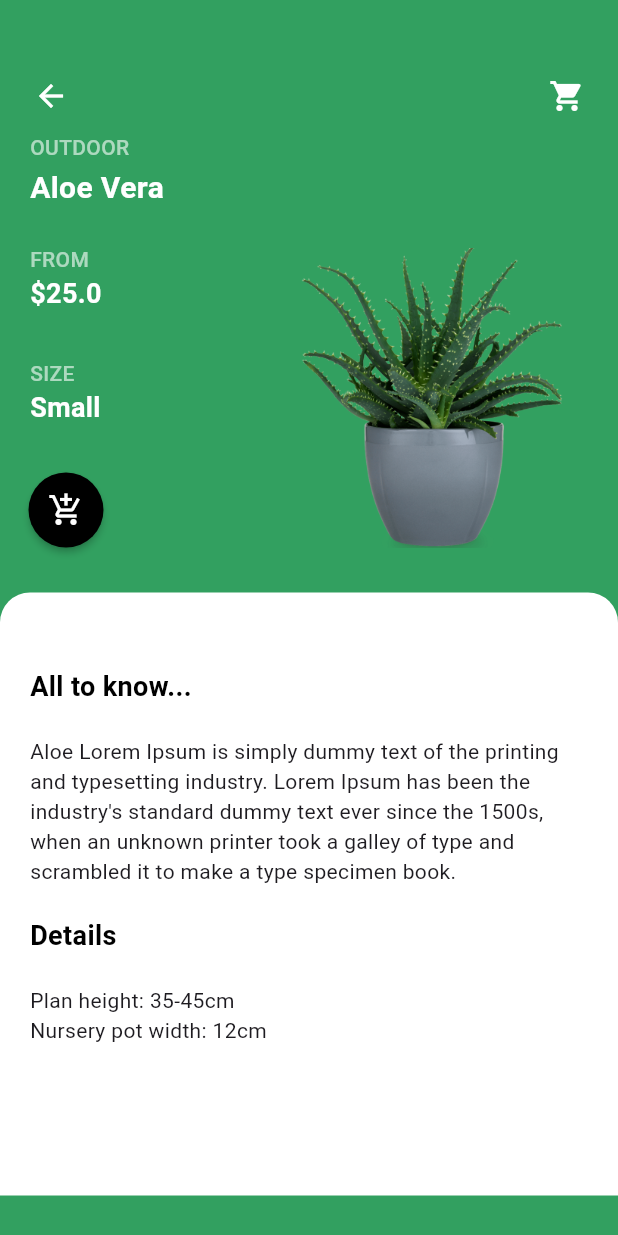
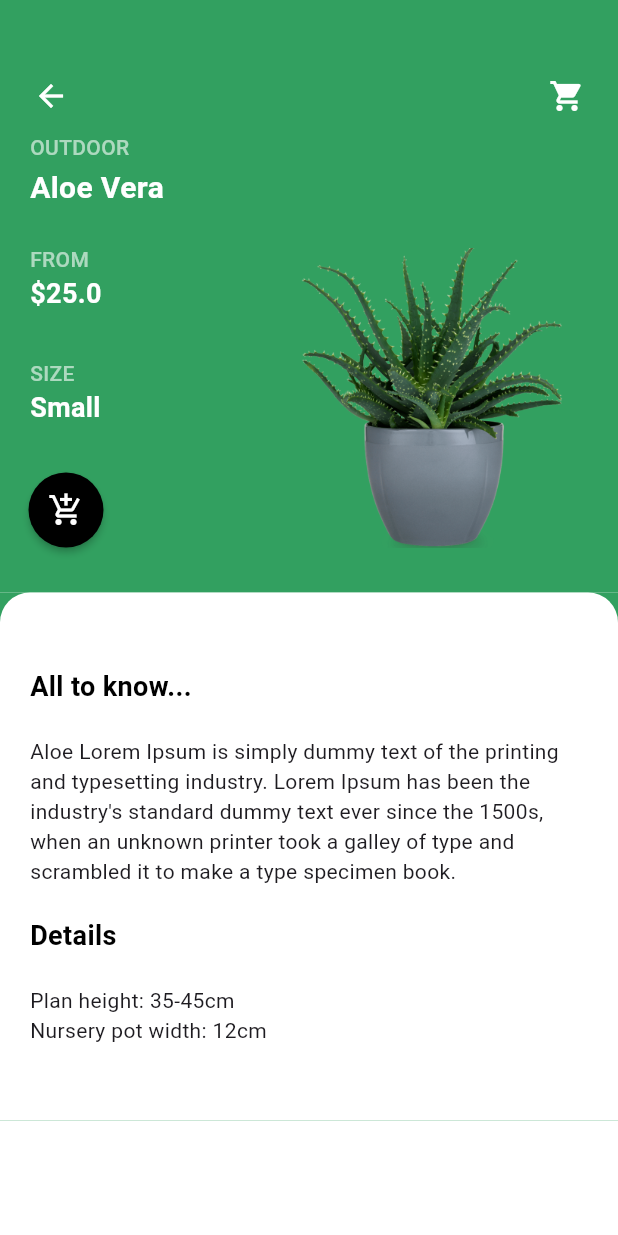
Before and after one commit to Tien25012003/Flutter_PlantShop_FrontEnd, a Flutter app: the screen it shows after launch, after a tap on the "add shopping cart" icon, on a phone screen of 412 x 824 dp. Run offline on Flutter 3.47's test engine with Material 2 defaults, Android fonts, the phone set to English and light mode, and no system bars; our stand-ins replace font_awesome_flutter; missing offline and left inert: dart:ffi.

Commit message:
Complete Detail Screen

```diff
--- a/lib/screens/detail.dart
+++ b/lib/screens/detail.dart
@@ -21,12 +21,17 @@ class _DetailScreenState extends State<DetailScreen> {
   @override
   Widget build(BuildContext context) {
     return Scaffold(
-      backgroundColor: AppColor.green,
+      backgroundColor: Colors.white,
       body: AnnotatedRegion(
         value: const SystemUiOverlayStyle(
             statusBarColor: Colors.transparent,
             statusBarIconBrightness: Brightness.light),
         child: SingleChildScrollView(
+          child: Column(
+            crossAxisAlignment: CrossAxisAlignment.start,
+            children: [
+              Container(
+                color: AppColor.green,
                 child: Column(
                     crossAxisAlignment: CrossAxisAlignment.start,
                     children: [
@@ -58,8 +63,8 @@ class _DetailScreenState extends State<DetailScreen> {
                             style: kTextStyle,
                           )),
                       Padding(
-                  padding:
-                      const EdgeInsets.symmetric(horizontal: 20, vertical: 3),
+                          padding: const EdgeInsets.symmetric(
+                              horizontal: 20, vertical: 3),
                           child: Text(
                             widget.plant.name,
                             style: const TextStyle(
@@ -84,7 +89,8 @@ class _DetailScreenState extends State<DetailScreen> {
                                 Text(widget.plant.size, style: kTitle),
                                 const SizedBox(height: 30),
                                 Container(
-                          transform: Matrix4.translationValues(-20, 0, 0),
+                                  transform:
+                                      Matrix4.translationValues(-20, 0, 0),
                                   child: RawMaterialButton(
                                     padding: const EdgeInsets.all(13),
                                     shape: const CircleBorder(),
@@ -98,19 +104,26 @@ class _DetailScreenState extends State<DetailScreen> {
                                 )
                               ],
                             ),
-                    Image.asset(
+                            Hero(
+                              tag: widget.plant.image,
+                              child: Image.asset(
                                 widget.plant.image,
                                 width: MediaQuery.of(context).size.width * 0.5,
                                 height: 200,
                                 fit: BoxFit.cover,
+                              ),
                             )
                           ],
                         ),
                       ),
                       const SizedBox(height: 30),
-              Container(
+                    ]),
+              ),
+              Material(
+                color: AppColor.green,
+                child: Container(
                   padding: const EdgeInsets.only(
-                    top: 50, bottom: 100, left: 20, right: 20),
+                      top: 50, bottom: 50, left: 20, right: 20),
                   width: double.infinity,
                   decoration: const BoxDecoration(
                     borderRadius: BorderRadius.only(
@@ -138,6 +151,7 @@ class _DetailScreenState extends State<DetailScreen> {
                       Text(widget.plant.detail),
                     ],
                   ),
+                ),
               )
             ],
           ),
--- a/lib/screens/home.dart
+++ b/lib/screens/home.dart
@@ -46,6 +46,11 @@ class _HomeScreenState extends State<HomeScreen>
             value = (1 - (value.abs() * 0.3)).clamp(0, 1);
             //print(value);
             //print(_pageController.page);
+          } else {
+            if (index == 0)
+              value = 1;
+            else
+              value = 0.7;
           }
           return Center(
             child: Container(
```
Lines whose indentation alone changed are shown as unchanged.
